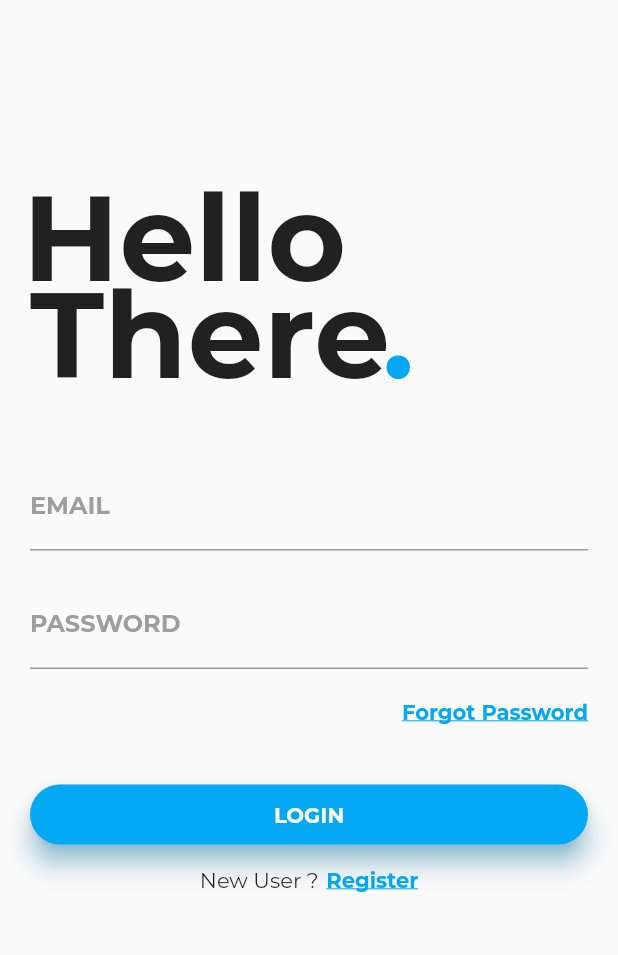
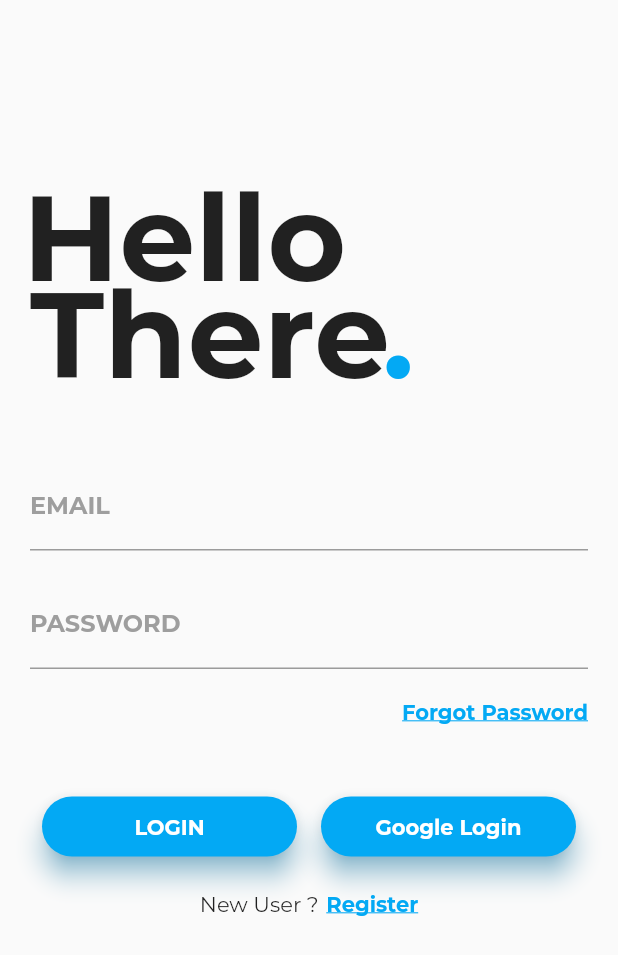
Before and after one commit to nilsys/Flutter-BlogApp, a Flutter app: the screen it shows after launch, after a tap on "LOGIN", on a phone screen of 412 x 824 dp. Shown: the top 955 px of the screen. Run offline on Flutter 3.47's test engine with Material 2 defaults, Android fonts, the phone set to English and light mode, and no system bars; our stand-ins replace email_validator, firebase_auth, firebase_core, google_sign_in; accounts and stored records are empty.

Commit message:
Firebase Login

```diff
--- a/blog_app/lib/main.dart
+++ b/blog_app/lib/main.dart
@@ -1,3 +1,4 @@
+
 import 'package:flutter/cupertino.dart';
 import 'package:flutter/material.dart';
 import 'package:blog_app/pages/signup.dart';
--- a/blog_app/lib/pages/firstpage.dart
+++ b/blog_app/lib/pages/firstpage.dart
@@ -1,4 +1,8 @@
 import 'package:flutter/material.dart';
+
+
+
+
 
 class FirstPage extends StatefulWidget {
   @override
--- a/blog_app/lib/pages/login.dart
+++ b/blog_app/lib/pages/login.dart
@@ -1,3 +1,6 @@
+import 'package:blog_app/api/auth_api.dart';
+import 'package:blog_app/pages/home.dart';
+import 'package:firebase_core/firebase_core.dart';
 import 'package:flutter/material.dart';
 import 'package:email_validator/email_validator.dart';
 
@@ -7,8 +10,16 @@ class Login extends StatefulWidget {
 }
 
 class _LoginState extends State<Login> {
+  String _email, _password = "";
 
-  String _email, _password = "";
+  @override
+  void initState() {
+    super.initState();
+    Firebase.initializeApp().whenComplete(() {
+      print("completed");
+      setState(() {});
+    });
+  }
 
   final _formKey = GlobalKey<FormState>();
 
@@ -74,13 +85,15 @@ class _LoginState extends State<Login> {
                           color: Colors.grey,
                         ),
                         focusedBorder: UnderlineInputBorder(
-                            borderSide: BorderSide(color: Colors.lightBlue)
-                        )
+                            borderSide: BorderSide(color: Colors.lightBlue))),
+                    validator: (email) => EmailValidator.validate(email)
+                        ? null
+                        : "Invalid email address",
+                    onSaved: (email) => _email = email,
                   ),
-                    validator: (email)=>EmailValidator.validate(email)? null:"Invalid email address",
-                    onSaved: (email)=> _email = email,
+                  SizedBox(
+                    height: 20.0,
                   ),
-                  SizedBox(height: 20.0,),
                   TextFormField(
                     decoration: InputDecoration(
                         labelText: 'PASSWORD',
@@ -90,12 +103,12 @@ class _LoginState extends State<Login> {
                           color: Colors.grey,
                         ),
                         focusedBorder: UnderlineInputBorder(
-                            borderSide: BorderSide(color: Colors.lightBlue)
-                        )
-                    ),
+                            borderSide: BorderSide(color: Colors.lightBlue))),
                     obscureText: true,
                   ),
-                  SizedBox(height: 5.0,),
+                  SizedBox(
+                    height: 5.0,
+                  ),
                   Container(
                     alignment: Alignment(1.0, 0.0),
                     padding: EdgeInsets.only(top: 15.0, left: 20.0),
@@ -106,14 +119,21 @@ class _LoginState extends State<Login> {
                             color: Colors.lightBlue,
                             fontWeight: FontWeight.bold,
                             fontFamily: 'Montserrat',
-                            decoration: TextDecoration.underline
+                            decoration: TextDecoration.underline),
                       ),
                     ),
                   ),
+                  SizedBox(
+                    height: 40.0,
                   ),
-                  SizedBox(height: 40.0,),
                   Container(
-                    height: 40.0,
+                    height: 56,
+                    child: Row(
+                      children: [
+                        Expanded(
+                          flex: 5,
+                          child: Padding(
+                            padding: const EdgeInsets.all(8.0),
                             child: Material(
                               borderRadius: BorderRadius.circular(20.0),
                               shadowColor: Colors.lightBlueAccent,
@@ -133,20 +153,52 @@ class _LoginState extends State<Login> {
                               ),
                             ),
                           ),
+                        ),
+                        Expanded(
+                          flex: 5,
+                          child: Padding(
+                            padding: const EdgeInsets.all(8.0),
+                            child: Material(
+                              borderRadius: BorderRadius.circular(20.0),
+                              shadowColor: Colors.lightBlueAccent,
+                              color: Colors.lightBlue,
+                              elevation: 7.0,
+                              child: GestureDetector(
+                                onTap: () {
+                                  _sigInGoogle();
+                                },
+                                child: Center(
+                                  child: Text(
+                                    'Google Login',
+                                    style: TextStyle(
+                                        color: Colors.white,
+                                        fontWeight: FontWeight.bold,
+                                        fontFamily: 'Montserrat'),
+                                  ),
+                                ),
+                              ),
+                            ),
+                          ),
+                        ),
                       ],
                     ),
                   ),
-            SizedBox(height: 15.0,),
+                ],
+              ),
+            ),
+            SizedBox(
+              height: 15.0,
+            ),
             Row(
               mainAxisAlignment: MainAxisAlignment.center,
               children: <Widget>[
                 Text(
                   'New User ?',
-                  style: TextStyle(
-                      fontFamily: 'Montserrat'
+                  style: TextStyle(fontFamily: 'Montserrat'),
                 ),
+                SizedBox(
+                  width: 5.0,
                 ),
-                SizedBox(width: 5.0,),
                 InkWell(
                   onTap: () {
                     Navigator.pushNamed(context, '/signup');
@@ -157,8 +209,7 @@ class _LoginState extends State<Login> {
                         color: Colors.lightBlue,
                         fontFamily: 'Montserrat',
                         fontWeight: FontWeight.bold,
-                        decoration: TextDecoration.underline
-                    ),
+                        decoration: TextDecoration.underline),
                   ),
                 )
               ],
@@ -168,4 +219,23 @@ class _LoginState extends State<Login> {
       ),
     );
   }
+
+  /**
+   * all the Function
+   */
+
+  void _sigInGoogle() async {
+    var result = await signInWithGoogle();
+    if (result) {
+        Navigator.of(context).pushReplacement(
+            new MaterialPageRoute(builder: (context) => HomePage()));
+    } else {
+      var snackBar = new SnackBar(
+          content: new Text("An Error Occured!!, Try again Later!!!"),
+          backgroundColor: Colors.red);
+
+      // Find the Scaffold in the Widget tree and use it to show a SnackBar!
+      Scaffold.of(_formKey.currentContext).showSnackBar(snackBar);
     }
+  }
+}
--- a/blog_app/pubspec.yaml
+++ b/blog_app/pubspec.yaml
@@ -21,6 +21,11 @@ environment:
   sdk: ">=2.7.0 <3.0.0"
 
 dependencies:
+  firebase_auth: ^0.18.3
+  google_sign_in: ^4.5.6
+  firebase_core: ^0.5.2
+
+
   email_validator: ^1.0.0
   flutter:
     sdk: flutter
```
Also changed, not shown: blog_app/lib/api/auth_api.dart (added, +30 -0 lines), blog_app/lib/pages/home.dart (added, +24 -0 lines), blog_app/pubspec.lock, 3 other files. Lines whose indentation alone changed are shown as unchanged.
